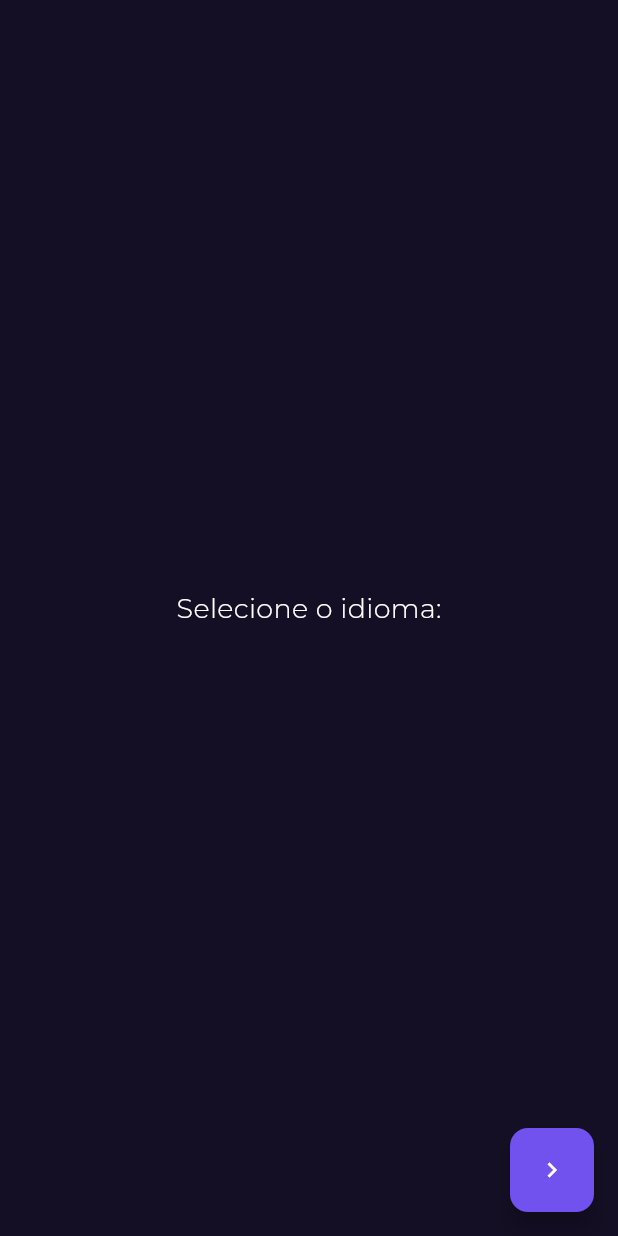
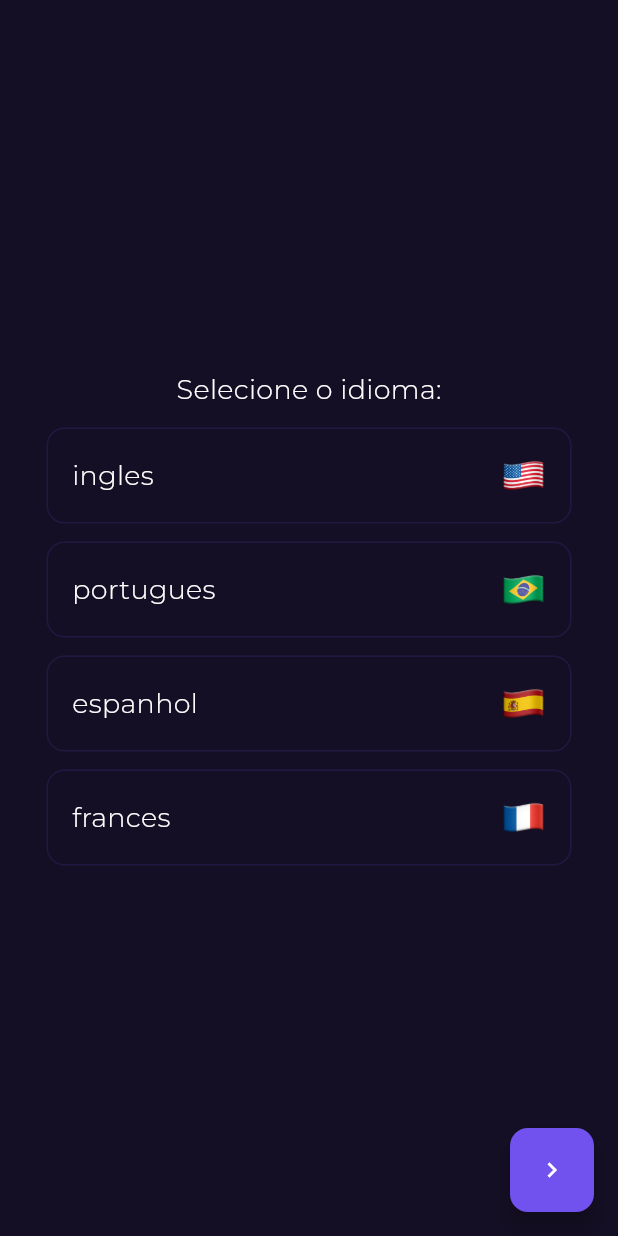
Before and after one commit to gabriel-santi/controle-financeiro, a Flutter app: the LanguagePage screen opened by its route, on a phone screen of 412 x 824 dp. Run offline on Flutter 3.47's test engine with Material 3 defaults, Android fonts, the phone set to English and light mode, and no system bars; our stand-ins replace currency_text_input_formatter, flutter_animate, flutter_svg, go_router, sqflite; missing offline and left inert: flex_color_picker; accounts and stored records are empty.

Commit message:
Language selector

```diff
--- a/lib/features/language/interfaces/language.page.dart
+++ b/lib/features/language/interfaces/language.page.dart
@@ -1,3 +1,4 @@
+import 'package:finapp/features/language/interfaces/widgets/language_selector_widget.dart';
 import 'package:finapp/shared/constants/app_sizes.dart';
 import 'package:finapp/shared/extensions/string_extension.dart';
 import 'package:finapp/shared/widget/button/next_button_widget.dart';
@@ -15,14 +16,13 @@ class LanguagePage extends StatelessWidget {
           child: Padding(
             padding: const EdgeInsets.all(Sizes.p16),
             child: ConstrainedBox(
-              constraints: const BoxConstraints(maxWidth: 450),
+              constraints: const BoxConstraints(maxWidth: 350),
               child: Column(
+                mainAxisAlignment: MainAxisAlignment.center,
                 children: [
-                  const Spacer(),
                   TextWidget(text: "Selecione o idioma:".hardcoded),
-                  gapH12,
-                  // LanguageSelectorWidget(),
-                  const Spacer(),
+                  const Padding(padding: EdgeInsets.only(top: Sizes.p12)),
+                  const Flexible(child: LanguageSelectorWidget()),
                 ],
               ),
             ),
--- /dev/null
+++ b/lib/features/language/interfaces/widgets/language_selector_widget.dart
@@ -0,0 +1,73 @@
+import 'package:finapp/features/language/domain/language.dart';
+import 'package:finapp/shared/constants/app_sizes.dart';
+import 'package:finapp/shared/widget/text.widget.dart';
+import 'package:flutter/material.dart';
+
+class LanguageSelectorWidget extends StatefulWidget {
+  const LanguageSelectorWidget({super.key});
+
+  @override
+  State<LanguageSelectorWidget> createState() => _LanguageSelectorWidgetState();
+}
+
+class _LanguageSelectorWidgetState extends State<LanguageSelectorWidget> {
+  Language? _langSelected;
+
+  void _onSelect(Language lang) {
+    setState(() {
+      _langSelected = lang;
+    });
+  }
+
+  @override
+  Widget build(BuildContext context) {
+    return ListView.separated(
+      shrinkWrap: true,
+      itemCount: Language.values.length,
+      separatorBuilder: (_, __) => gapH12,
+      itemBuilder: (context, index) {
+        final lang = Language.values[index];
+        final selected = _langSelected == lang;
+
+        return MouseRegion(
+          cursor: SystemMouseCursors.click,
+          child: GestureDetector(
+            onTap: () => _onSelect(lang),
+            child: AnimatedContainer(
+              duration: const Duration(milliseconds: 400),
+              decoration: BoxDecoration(
+                borderRadius: BorderRadius.circular(12),
+                gradient: selected
+                    ? LinearGradient(
+                        begin: Alignment.topLeft,
+                        end: Alignment.bottomRight,
+                        colors: [
+                          Theme.of(context).colorScheme.surface,
+                          Theme.of(context).colorScheme.primary,
+                        ],
+                        stops: const [0.5, 1],
+                      )
+                    : null,
+                border: Border.all(
+                  color: Theme.of(context).colorScheme.primary.withOpacity(selected ? .8 : .14),
+                ),
+              ),
+              padding: const EdgeInsets.all(Sizes.p16),
+              child: Row(
+                mainAxisAlignment: MainAxisAlignment.spaceBetween,
+                children: [
+                  TextWidget(text: lang.name),
+                  Image.asset(
+                    "assets/images/png/flags/${lang.languageCode}_flag.png",
+                    height: 30,
+                    width: 30,
+                  ),
+                ],
+              ),
+            ),
+          ),
+        );
+      },
+    );
+  }
+}
```
